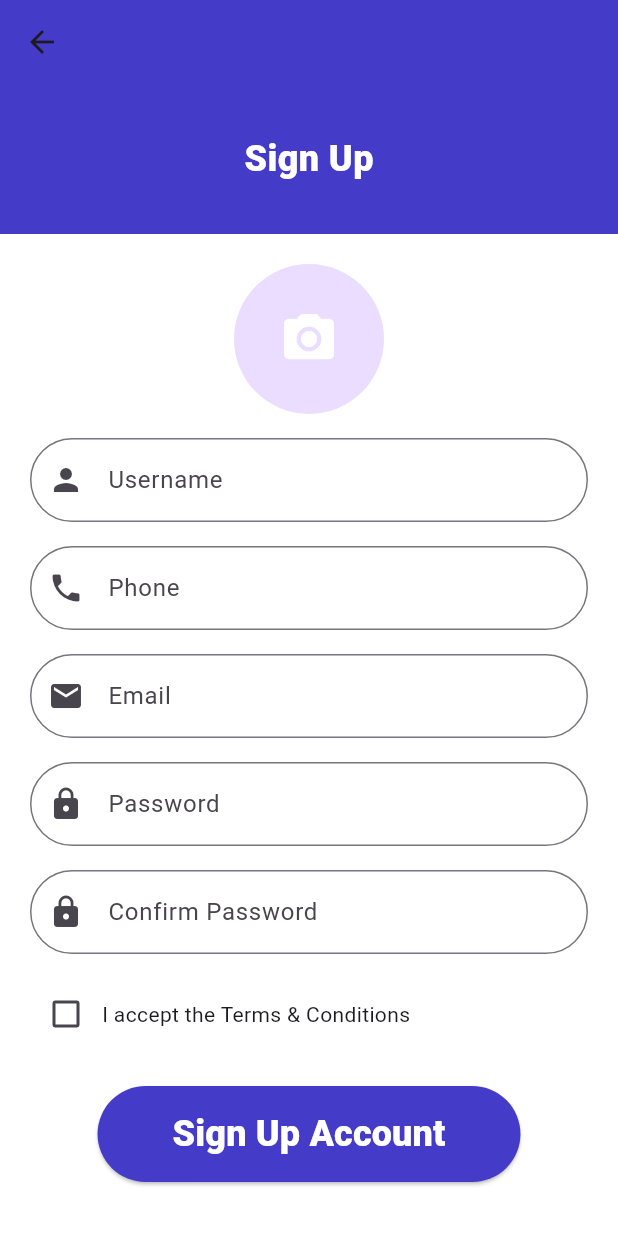
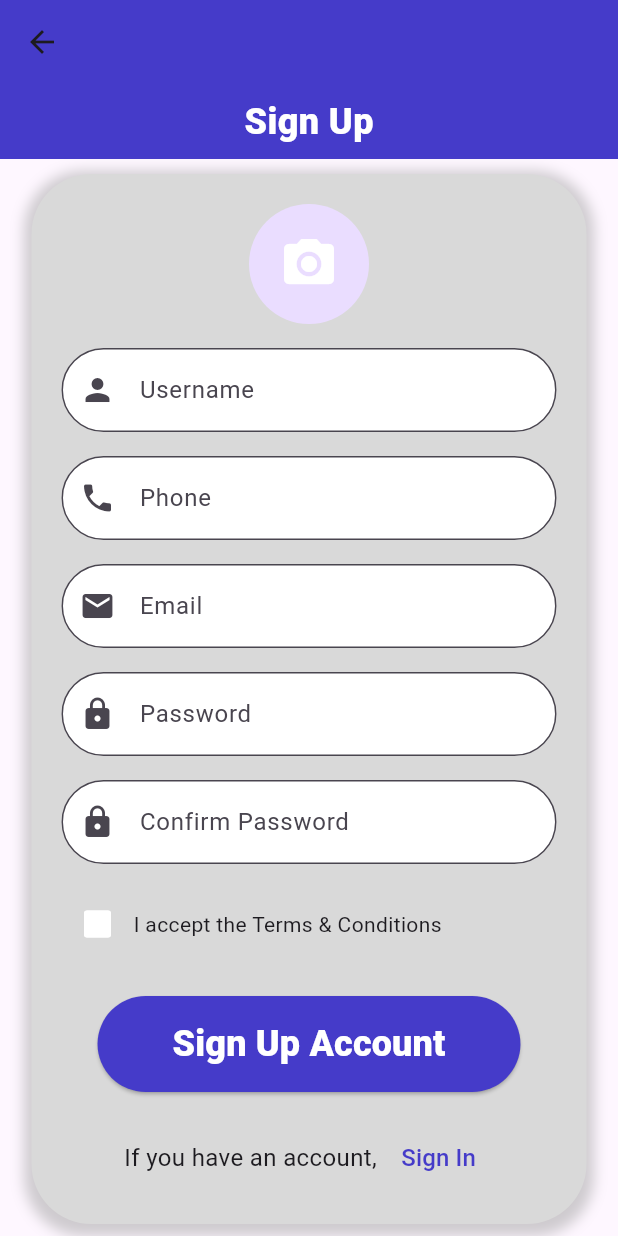
Before and after one commit to akarapon007/LottoApp, a Flutter app: the RegisterPage screen opened directly, on a phone screen of 412 x 824 dp. Run offline on Flutter 3.47's test engine with Material 3 defaults, Android fonts, the phone set to English and light mode, and no system bars.

```diff
--- a/lib/pages/register.dart
+++ b/lib/pages/register.dart
@@ -70,8 +70,6 @@ if (response.statusCode == 200 || response.statusCode == 201) {
       _showErrorDialog(
           'Failed to connect to the server. Status code: ${response.statusCode}');
     }
-
-
   }
 
   void _showSuccessDialog(String message) {
@@ -97,7 +95,6 @@ if (response.statusCode == 200 || response.statusCode == 201) {
       },
     );
   }
-
 
   void _showErrorDialog(String message) {
     showDialog(
@@ -131,7 +128,7 @@ if (response.statusCode == 200 || response.statusCode == 201) {
           children: [
             Container(
               color: const Color(0xFF453BC9),
-              height: 100,
+              height: 50,
               width: double.infinity,
               child: const Center(
                 child: Text(
@@ -144,9 +141,25 @@ if (response.statusCode == 200 || response.statusCode == 201) {
                 ),
               ),
             ),
+            const SizedBox(height: 10.0), // เพิ่มระยะห่างระหว่าง title และฟอร์ม
+
+            // Container สำหรับฟอร์มสมัครสมาชิก
             Container(
-              color: Colors.white,
+              decoration: BoxDecoration(
+                color: const Color(0xFFD9D9D9), // สีพื้นหลังของฟอร์ม
+                borderRadius: BorderRadius.circular(40.0),
+                boxShadow: [
+                  BoxShadow(
+                    color: Colors.grey.withOpacity(0.5),
+                    spreadRadius: 5,
+                    blurRadius: 7,
+                    offset: Offset(0, 3),
+                  ),
+                ],
+              ),
               padding: const EdgeInsets.all(20.0),
+              width: 370,
+              height: 700,
               child: Column(
                 crossAxisAlignment: CrossAxisAlignment.start,
                 children: [
@@ -159,7 +172,7 @@ if (response.statusCode == 200 || response.statusCode == 201) {
                         });
                       },
                       child: CircleAvatar(
-                        radius: 50.0,
+                        radius: 40.0,
                         backgroundImage: _profileImage,
                         child: _profileImage == null
                             ? const Icon(Icons.camera_alt,
@@ -171,70 +184,93 @@ if (response.statusCode == 200 || response.statusCode == 201) {
                   const SizedBox(height: 16.0),
                   TextField(
                     controller: _usernameController,
-                    decoration: const InputDecoration(
+                    decoration: InputDecoration(
+                      filled: true,
+                      fillColor: Colors.white, // สีพื้นหลังของช่องข้อความ
                       labelText: 'Username',
                       border: OutlineInputBorder(
                         borderRadius: BorderRadius.all(Radius.circular(45.0)),
                       ),
-                      prefixIcon: Icon(Icons.person),
+                      prefixIcon: const Icon(Icons.person),
                     ),
                   ),
                   const SizedBox(height: 16.0),
                   TextField(
                     controller: _phoneController,
-                    decoration: const InputDecoration(
+                    decoration: InputDecoration(
+                      filled: true,
+                      fillColor: Colors.white, // สีพื้นหลังของช่องข้อความ
                       labelText: 'Phone',
                       border: OutlineInputBorder(
                         borderRadius: BorderRadius.all(Radius.circular(45.0)),
                       ),
-                      prefixIcon: Icon(Icons.phone),
+                      prefixIcon: const Icon(Icons.phone),
                     ),
                   ),
                   const SizedBox(height: 16.0),
                   TextField(
                     controller: _emailController,
-                    decoration: const InputDecoration(
+                    decoration: InputDecoration(
+                      filled: true,
+                      fillColor: Colors.white, // สีพื้นหลังของช่องข้อความ
                       labelText: 'Email',
                       border: OutlineInputBorder(
                         borderRadius: BorderRadius.all(Radius.circular(45.0)),
                       ),
-                      prefixIcon: Icon(Icons.email),
+                      prefixIcon: const Icon(Icons.email),
                     ),
                   ),
                   const SizedBox(height: 16.0),
                   TextField(
                     controller: _passwordController,
                     obscureText: true,
-                    decoration: const InputDecoration(
+                    decoration: InputDecoration(
+                      filled: true,
+                      fillColor: Colors.white, // สีพื้นหลังของช่องข้อความ
                       labelText: 'Password',
                       border: OutlineInputBorder(
                         borderRadius: BorderRadius.all(Radius.circular(45.0)),
                       ),
-                      prefixIcon: Icon(Icons.lock),
+                      prefixIcon: const Icon(Icons.lock),
                     ),
                   ),
                   const SizedBox(height: 16.0),
                   TextField(
                     controller: _confirmPasswordController,
                     obscureText: true,
-                    decoration: const InputDecoration(
+                    decoration: InputDecoration(
+                      filled: true,
+                      fillColor: Colors.white, // สีพื้นหลังของช่องข้อความ
                       labelText: 'Confirm Password',
                       border: OutlineInputBorder(
                         borderRadius: BorderRadius.all(Radius.circular(45.0)),
                       ),
-                      prefixIcon: Icon(Icons.lock),
+                      prefixIcon: const Icon(Icons.lock),
                     ),
                   ),
                   const SizedBox(height: 16.0),
                   Row(
                     children: [
-                      Checkbox(
+                      Theme(
+                        data: ThemeData(
+                          unselectedWidgetColor: Colors
+                              .white, // สีของกรอบ Checkbox เมื่อยังไม่ติ๊ก
+                        ),
+                        child: Checkbox(
                           value: _isAccepted,
                           onChanged: (bool? value) {
                             setState(() {
                               _isAccepted = value ?? false;
                             });
                           },
+                         checkColor: Colors.black, // สีของเครื่องหมายติ๊ก
+                            fillColor: MaterialStateProperty.all<Color>(
+                                Colors.white), // สีพื้นหลัง
+                            side: MaterialStateBorderSide.resolveWith(
+                              (states) =>
+                                  const BorderSide(color: Colors.white), // สีของขอบ
+                            ),
+                        ),
                       ),
                       const Expanded(
                         child: Text(
```
Lines whose indentation alone changed are shown as unchanged.
